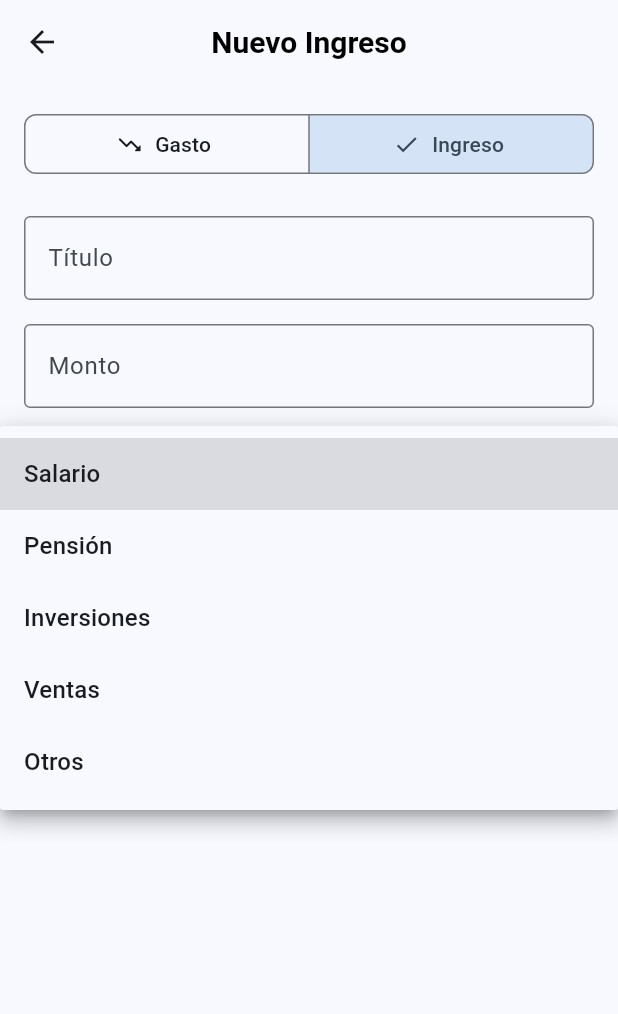
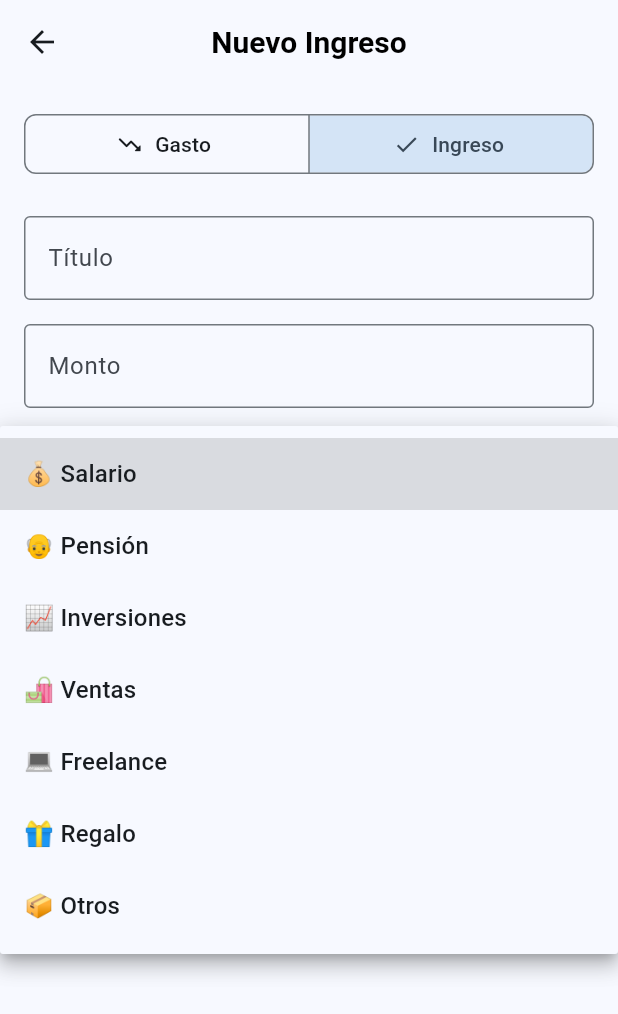
Before and after one commit to DetacoopFA2025/detagastos, a Flutter app: the CreateItemScreen screen opened directly, after a tap on "Ingreso", after a tap on "Categoría", on a phone screen of 412 x 824 dp. Shown: the top 1014 px of the screen. Run offline on Flutter 3.47's test engine with Material 3 defaults, Android fonts, the phone set to English and light mode, and no system bars; our stand-ins replace shared_preferences; accounts and stored records are empty.

Commit message:
:sparkles: add category service

```diff
--- /dev/null
+++ b/lib/models/category.dart
@@ -0,0 +1,14 @@
+class Category {
+  final String name;
+  final String emoji;
+  final bool isExpense;
+
+  const Category({
+    required this.name,
+    required this.emoji,
+    required this.isExpense,
+  });
+
+  @override
+  String toString() => '$emoji $name';
+}
--- a/lib/screens/create_item_screen.dart
+++ b/lib/screens/create_item_screen.dart
@@ -1,7 +1,9 @@
 import 'package:flutter/material.dart';
 import 'package:flutter/services.dart';
 import '../models/transaction.dart';
+import '../models/category.dart';
 import '../services/transaction_service.dart';
+import '../services/category_service.dart';
 
 class CreateItemScreen extends StatefulWidget {
   final TransactionType? initialType;
@@ -21,25 +23,9 @@ class _CreateItemScreenState extends State<CreateItemScreen> {
   final _amountController = TextEditingController();
   final _descriptionController = TextEditingController();
   late TransactionType _selectedType;
-  String? _selectedCategory;
+  Category? _selectedCategory;
   bool _isLoading = false;
-
-  final List<String> _expenseCategories = [
-    'Alimentación',
-    'Transporte',
-    'Vivienda',
-    'Salud',
-    'Entretenimiento',
-    'Otros',
-  ];
-
-  final List<String> _incomeCategories = [
-    'Salario',
-    'Pensión',
-    'Inversiones',
-    'Ventas',
-    'Otros',
-  ];
+  final _categoryService = CategoryService();
 
   @override
   void initState() {
@@ -66,7 +52,7 @@ class _CreateItemScreenState extends State<CreateItemScreen> {
           title: _titleController.text,
           amount: double.parse(_amountController.text),
           type: _selectedType,
-          category: _selectedCategory,
+          category: _selectedCategory?.name,
           description: _descriptionController.text.isEmpty
               ? null
               : _descriptionController.text,
@@ -204,18 +190,18 @@ class _CreateItemScreenState extends State<CreateItemScreen> {
               const SizedBox(height: 16),
 
               // Category Dropdown
-              DropdownButtonFormField<String>(
+              DropdownButtonFormField<Category>(
                 value: _selectedCategory,
                 decoration: const InputDecoration(
                   labelText: 'Categoría',
                   border: OutlineInputBorder(),
                 ),
                 items: (_selectedType == TransactionType.expense
-                        ? _expenseCategories
-                        : _incomeCategories)
+                        ? _categoryService.getExpenseCategories()
+                        : _categoryService.getIncomeCategories())
                     .map((category) => DropdownMenuItem(
                           value: category,
-                          child: Text(category),
+                          child: Text(category.toString()),
                         ))
                     .toList(),
                 onChanged: (value) {
@@ -224,7 +210,7 @@ class _CreateItemScreenState extends State<CreateItemScreen> {
                   });
                 },
                 validator: (value) {
-                  if (value == null || value.isEmpty) {
+                  if (value == null) {
                     return 'Por favor seleccione una categoría';
                   }
                   return null;
--- /dev/null
+++ b/lib/services/category_service.dart
@@ -0,0 +1,50 @@
+import '../models/category.dart';
+
+class CategoryService {
+  static final CategoryService _instance = CategoryService._internal();
+  factory CategoryService() => _instance;
+  CategoryService._internal();
+
+  final List<Category> _expenseCategories = [
+    const Category(name: 'Alimentación', emoji: '🍔', isExpense: true),
+    const Category(name: 'Transporte', emoji: '🚗', isExpense: true),
+    const Category(name: 'Vivienda', emoji: '🏠', isExpense: true),
+    const Category(name: 'Salud', emoji: '💊', isExpense: true),
+    const Category(name: 'Entretenimiento', emoji: '🎮', isExpense: true),
+    const Category(name: 'Educación', emoji: '📚', isExpense: true),
+    const Category(name: 'Ropa', emoji: '👕', isExpense: true),
+    const Category(name: 'Servicios', emoji: '💡', isExpense: true),
+    const Category(name: 'Otros', emoji: '📦', isExpense: true),
+  ];
+
+  final List<Category> _incomeCategories = [
+    const Category(name: 'Salario', emoji: '💰', isExpense: false),
+    const Category(name: 'Pensión', emoji: '👴', isExpense: false),
+    const Category(name: 'Inversiones', emoji: '📈', isExpense: false),
+    const Category(name: 'Ventas', emoji: '🛍️', isExpense: false),
+    const Category(name: 'Freelance', emoji: '💻', isExpense: false),
+    const Category(name: 'Regalo', emoji: '🎁', isExpense: false),
+    const Category(name: 'Otros', emoji: '📦', isExpense: false),
+  ];
+
+  List<Category> getExpenseCategories() => _expenseCategories;
+  List<Category> getIncomeCategories() => _incomeCategories;
+
+  Category? getCategoryByName(String name, bool isExpense) {
+    final categories = isExpense ? _expenseCategories : _incomeCategories;
+    return categories.firstWhere(
+      (category) => category.name == name,
+      orElse: () => categories.last,
+    );
+  }
+
+  String getEmojiByCategory(String name, bool isExpense) {
+    final categories = isExpense ? _expenseCategories : _incomeCategories;
+    return categories
+        .firstWhere(
+          (category) => category.name == name,
+          orElse: () => categories.last,
+        )
+        .emoji;
+  }
+}
```
Also changed, not shown: lib/widgets/transaction_item.dart (+13 -6 lines).
